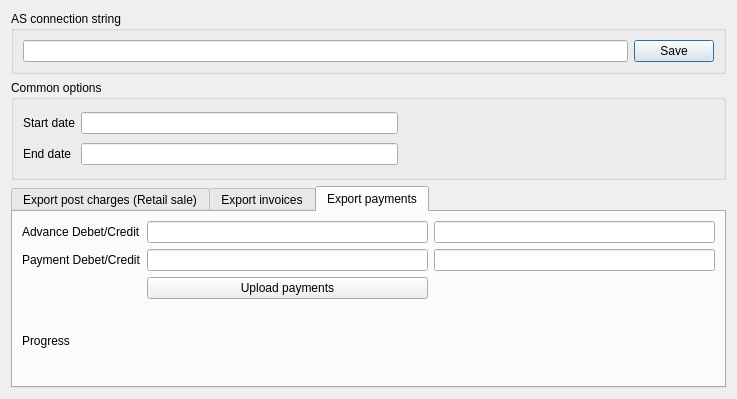
Before: the Qt Designer form Resort/dlgexportas.ui in End1-1/Resort, drawn with Qt 5.
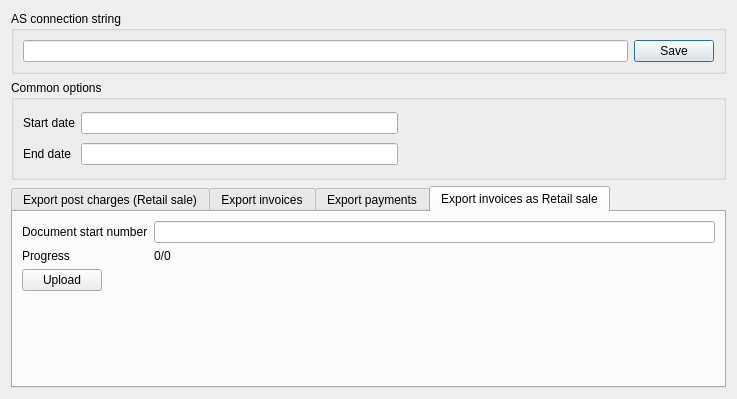
After: the same form once the commit is applied. Custom widgets are drawn as their Qt base class.

The edit to the form file:
```diff
--- a/Resort/dlgexportas.ui
+++ b/Resort/dlgexportas.ui
@@ -90,7 +90,7 @@
       </sizepolicy>
      </property>
      <property name="currentIndex">
-      <number>2</number>
+      <number>3</number>
      </property>
      <widget class="QWidget" name="tab">
       <attribute name="title">
@@ -313,6 +313,70 @@
        </item>
       </layout>
      </widget>
+     <widget class="QWidget" name="tab_4">
+      <attribute name="title">
+       <string>Export invoices as Retail sale</string>
+      </attribute>
+      <layout class="QFormLayout" name="formLayout">
+       <item row="0" column="0">
+        <widget class="QLabel" name="label_8">
+         <property name="text">
+          <string>Document start number</string>
+         </property>
+        </widget>
+       </item>
+       <item row="0" column="1">
+        <widget class="QLineEdit" name="leRetailDocStartNumber"/>
+       </item>
+       <item row="1" column="0">
+        <widget class="QLabel" name="label_17">
+         <property name="text">
+          <string>Progress</string>
+         </property>
+        </widget>
+       </item>
+       <item row="1" column="1">
+        <widget class="QLabel" name="lbProgress2">
+         <property name="text">
+          <string>0/0</string>
+         </property>
+        </widget>
+       </item>
+       <item row="2" column="0">
+        <widget class="QPushButton" name="btnUploadInvoicesRetail">
+         <property name="text">
+          <string>Upload</string>
+         </property>
+        </widget>
+       </item>
+       <item row="2" column="1">
+        <spacer name="horizontalSpacer_4">
+         <property name="orientation">
+          <enum>Qt::Horizontal</enum>
+         </property>
+         <property name="sizeHint" stdset="0">
+          <size>
+           <width>611</width>
+           <height>20</height>
+          </size>
+         </property>
+        </spacer>
+       </item>
+       <item row="3" column="0">
+        <spacer name="verticalSpacer_3">
+         <property name="orientation">
+          <enum>Qt::Vertical</enum>
+         </property>
+         <property name="sizeHint" stdset="0">
+          <size>
+           <width>20</width>
+           <height>112</height>
+          </size>
+         </property>
+        </spacer>
+       </item>
+      </layout>
+     </widget>
     </widget>
    </item>
   </layout>
```
Left out of the diff: 18 changed lines with no effect on the pictures.
